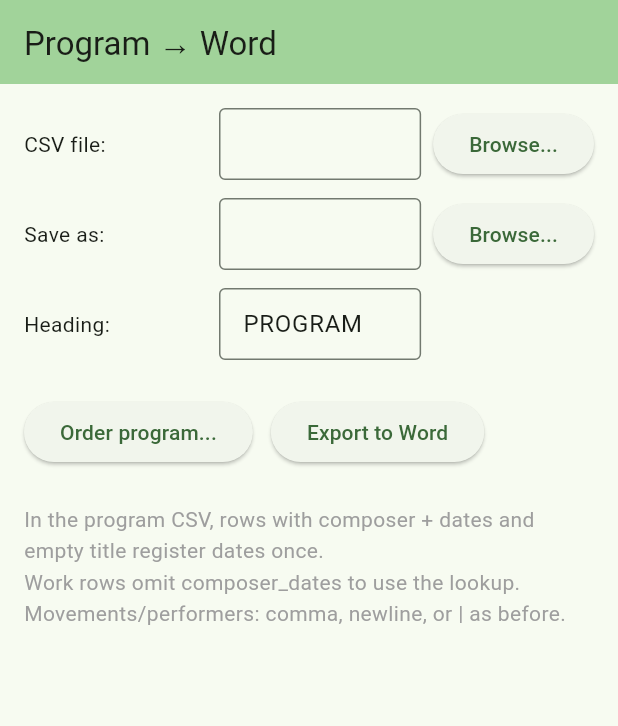
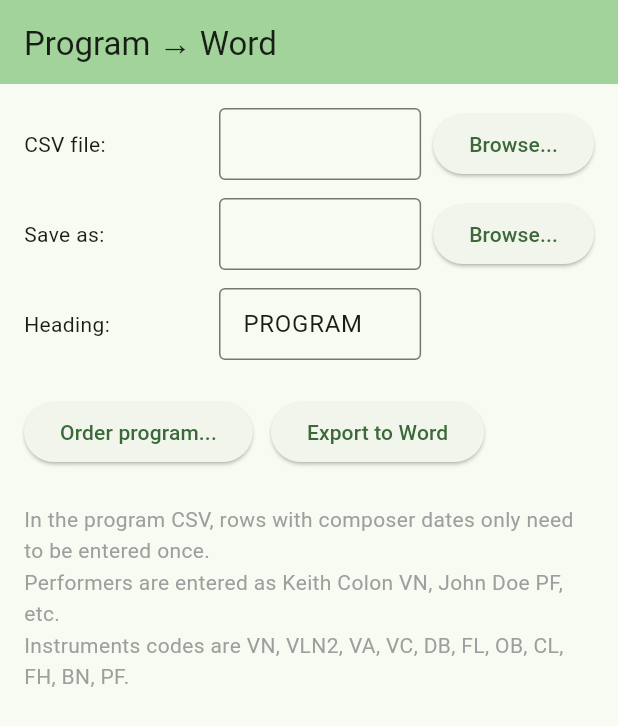
Before and after one commit to blcre5/Program-Creator-v2, a Flutter app: the screen it shows after launch, on a phone screen of 412 x 824 dp. Shown: the top 726 px of the screen. Run offline on Flutter 3.47's test engine with Material 3 defaults, Android fonts, the phone set to English and light mode, and no system bars; our stand-ins replace csv, file_picker; missing offline and left inert: dart:html.

Commit message:
Changed displayed text
will likely need to change again

```diff
--- a/program_creator/lib/main.dart
+++ b/program_creator/lib/main.dart
@@ -560,9 +560,9 @@
             ),
             const SizedBox(height: 24),
             const Text(
-              "In the program CSV, rows with composer + dates and empty title register dates once.\n"
-              "Work rows omit composer_dates to use the lookup.\n"
-              "Movements/performers: comma, newline, or | as before.",
+              "In the program CSV, rows with composer dates only need to be entered once.\n"
+              "Performers are entered as Keith Colon VN, John Doe PF, etc.\n"
+              "Instruments codes are VN, VLN2, VA, VC, DB, FL, OB, CL, FH, BN, PF.\n",
               style: TextStyle(color: Colors.grey, height: 1.5),
             ),
           ],
```
